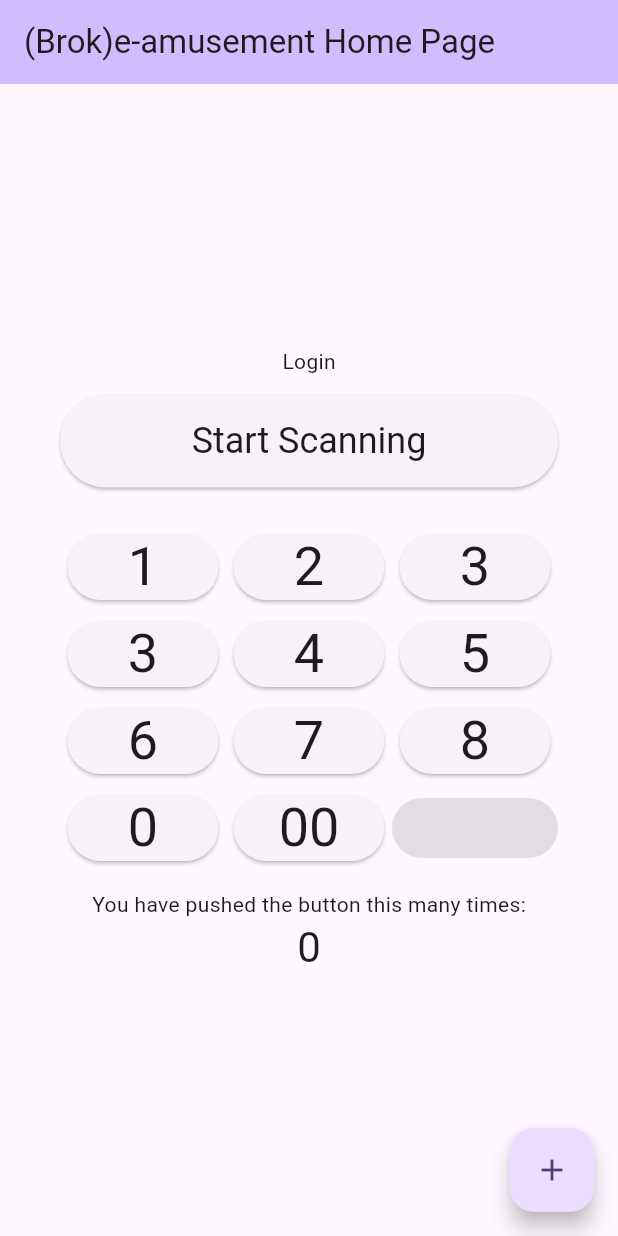
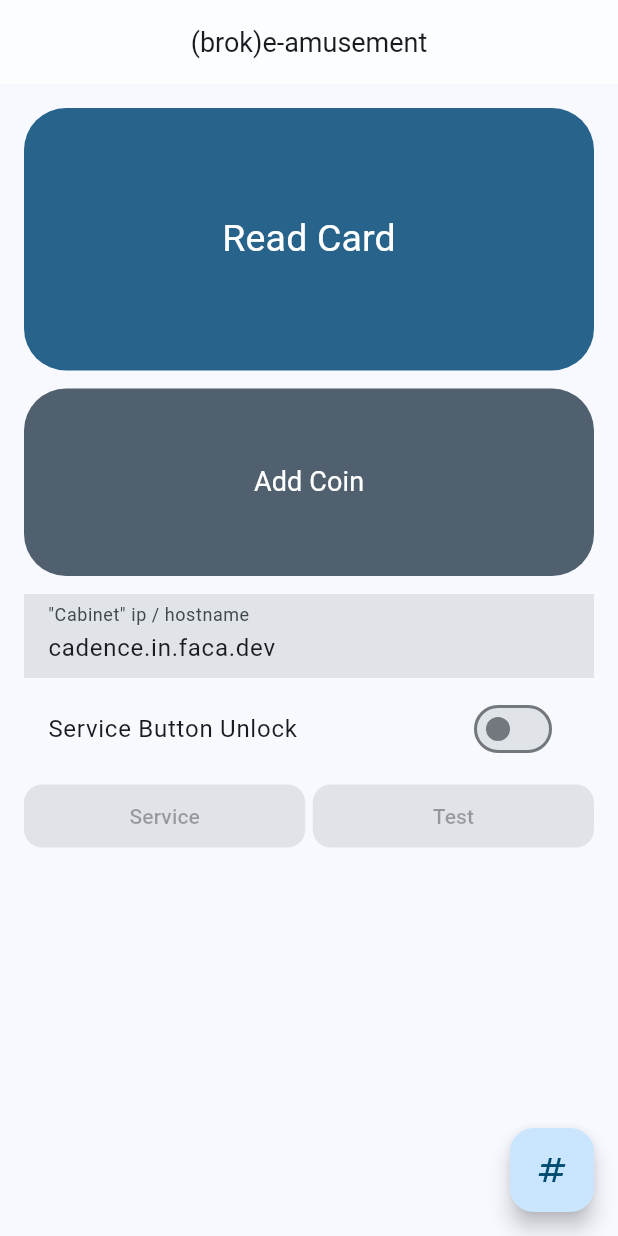
Before and after one commit to surepy/broke-amusement, a Flutter app: the screen it shows after launch, on a phone screen of 412 x 824 dp. Run offline on Flutter 3.47's test engine with Material 3 defaults, Android fonts, the phone set to English and light mode, and no system bars; missing offline and left inert: flutter_nfc_kit.

Commit message:
implement basic design

```diff
--- a/lib/home_page.dart
+++ b/lib/home_page.dart
@@ -1,7 +1,7 @@
 import 'dart:convert';
 import 'dart:typed_data';
-
 import 'package:flutter/material.dart';
+import 'package:flutter/services.dart';
 import 'package:flutter_nfc_kit/flutter_nfc_kit.dart';
 
 class MyHomePage extends StatefulWidget {
@@ -22,20 +22,94 @@ class MyHomePage extends StatefulWidget {
 }
 
 class _MyHomePageState extends State<MyHomePage> {
-  int _counter = 0;
+  final TextEditingController _hostnamecontroller = TextEditingController(
+    text: "cadence.in.faca.dev",
+  );
 
-  void _incrementCounter() {
-    setState(() {
-      // This call to setState tells the Flutter framework that something has
-      // changed in this State, which causes it to rerun the build method below
-      // so that the display can reflect the updated values. If we changed
-      // _counter without calling setState(), then the build method would not be
-      // called again, and so nothing would appear to happen.
-      _counter++;
-    });
+  void _openNumpad() {}
+
+  @override
+  Widget build(BuildContext context) {
+    // This method is rerun every time setState is called, for instance as done
+    // by the _incrementCounter method above.
+    //
+    // The Flutter framework has been optimized to make rerunning build methods
+    // fast, so that you can just rebuild anything that needs updating rather
+    // than having to individually change instances of widgets.
+    return Scaffold(
+      appBar: AppBar(
+        // TRY THIS: Try changing the color here to a specific color (to
+        // Colors.amber, perhaps?) and trigger a hot reload to see the AppBar
+        // change color while the other colors stay the same.
+        backgroundColor: Colors.white60,
+        // Here we take the value from the MyHomePage object that was created by
+        // the App.build method, and use it to set our appbar title.
+        title: Text(
+          widget.title,
+          style: TextStyle(
+            fontWeight: FontWeight.w400,
+            fontSize: 18.0, // Adjust the font size here
+          ),
+        ),
+        centerTitle: true,
+      ),
+      body: Center(
+        child: Column(
+          mainAxisAlignment: MainAxisAlignment.start,
+          children: <Widget>[
+            Expanded(
+              child: Container(
+                width: double.infinity,
+                padding: EdgeInsets.all(16),
+                child: ListView(
+                  children: [
+                    // read card button
+                    Padding(
+                      padding: EdgeInsetsGeometry.only(bottom: 12),
+                      child: ReadCardButton(),
+                    ),
+                    // Coin
+                    Padding(
+                      padding: const EdgeInsets.only(bottom: 12),
+                      child: AddCoinButton(),
+                    ),
+                    // Hostname
+                    Padding(
+                      padding: const EdgeInsets.only(bottom: 6),
+                      child: TextField(
+                        controller: _hostnamecontroller,
+                        maxLines: 1,
+                        decoration: InputDecoration(
+                          enabledBorder: InputBorder.none,
+                          filled: true,
+                          border: null,
+                          labelText: '"Cabinet" ip / hostname',
+                        ),
+                      ),
+                    ),
+                    Padding(
+                      padding: const EdgeInsets.only(bottom: 64),
+                      child: ServiceArea(),
+                    ),
+                  ],
+                ),
+              ),
+            ),
+          ],
+        ),
+      ),
+      floatingActionButton: FloatingActionButton(
+        onPressed: _openNumpad,
+        tooltip: 'Numpad',
+        child: const Icon(Icons.numbers),
+      ), // This trailing comma makes auto-formatting nicer for build methods.
+    );
+  }
 }
 
-  // temp function so i can figure out cardscan
+class ReadCardButton extends StatelessWidget {
+  const ReadCardButton({super.key});
+
   void cardscan() async {
     var availability = await FlutterNfcKit.nfcAvailability;
     if (availability != NFCAvailability.available) {
@@ -46,10 +120,7 @@ class _MyHomePageState extends State<MyHomePage> {
     print("card scan start");
 
     try {
-      var tag = await FlutterNfcKit.poll(
-        readIso18092: true,
-        timeout: Duration(seconds: 20)
-      );
+      var tag = await FlutterNfcKit.poll(readIso18092: true);
 
       print(jsonEncode(tag));
 
@@ -70,8 +141,7 @@ class _MyHomePageState extends State<MyHomePage> {
       }
     } catch (e) {
       //
-    }
-    finally {
+    } finally {
       // Call finish() only once
       await FlutterNfcKit.finish();
     }
@@ -79,79 +149,162 @@ class _MyHomePageState extends State<MyHomePage> {
 
   @override
   Widget build(BuildContext context) {
-    // This method is rerun every time setState is called, for instance as done
-    // by the _incrementCounter method above.
-    //
-    // The Flutter framework has been optimized to make rerunning build methods
-    // fast, so that you can just rebuild anything that needs updating rather
-    // than having to individually change instances of widgets.
-    return Scaffold(
-      appBar: AppBar(
-        // TRY THIS: Try changing the color here to a specific color (to
-        // Colors.amber, perhaps?) and trigger a hot reload to see the AppBar
-        // change color while the other colors stay the same.
-        backgroundColor: Theme.of(context).colorScheme.inversePrimary,
-        // Here we take the value from the MyHomePage object that was created by
-        // the App.build method, and use it to set our appbar title.
-        title: Text(widget.title),
+    return TextButton(
+      style: TextButton.styleFrom(
+        shape: RoundedRectangleBorder(
+          borderRadius: BorderRadiusGeometry.circular(28),
         ),
-      body: Center(
-        // Center is a layout widget. It takes a single child and positions it
-        // in the middle of the parent.
-        child: Column(
-          // Column is also a layout widget. It takes a list of children and
-          // arranges them vertically. By default, it sizes itself to fit its
-          // children horizontally, and tries to be as tall as its parent.
-          //
-          // Column has various properties to control how it sizes itself and
-          // how it positions its children. Here we use mainAxisAlignment to
-          // center the children vertically; the main axis here is the vertical
-          // axis because Columns are vertical (the cross axis would be
-          // horizontal).
-          //
-          // TRY THIS: Invoke "debug painting" (choose the "Toggle Debug Paint"
-          // action in the IDE, or press "p" in the console), to see the
-          // wireframe for each widget.
-          mainAxisAlignment: MainAxisAlignment.center,
+        backgroundColor: Theme.of(context).colorScheme.primary,
+        // fromHeight use double.infinity as width and 40 is the height
+        minimumSize: Size.fromHeight(175),
+      ),
+      onPressed: cardscan,
+      child: Text(
+        "Read Card",
+        style: TextStyle(
+          fontWeight: FontWeight.w400,
+          fontSize: 25,
+          color: Colors.white
+        ),
+      ),
+    );
+  }
+}
 
-          children: <Widget>[
-            const Text('Login'),
+class AddCoinButton extends StatelessWidget {
+  const AddCoinButton({super.key});
 
+  void addcoin() async {}
+
+  @override
+  Widget build(BuildContext context) {
+    return TextButton(
+      style: TextButton.styleFrom(
+        shape: RoundedRectangleBorder(
+          borderRadius: BorderRadiusGeometry.circular(28),
+        ),
+        backgroundColor: Theme.of(context).colorScheme.secondary,
+        // fromHeight use double.infinity as width and 40 is the height
+        minimumSize: Size.fromHeight(125),
+      ),
+      onPressed: addcoin,
+      child: Text(
+        "Add Coin",
+        style: TextStyle(
+          fontWeight: FontWeight.w400,
+          fontSize: 18,
+          color: Colors.white
+        ),
+      ),
+    );
+  }
+}
+
+class ServiceArea extends StatefulWidget {
+  const ServiceArea({super.key});
+
+  @override
+  State<StatefulWidget> createState() => _ServiceAreaState();
+}
+
+class _ServiceAreaState extends State<ServiceArea> {
+  bool _unlocked = false;
+
+  @override
+  Widget build(BuildContext context) {
+    return Column(
+      children: [
         Padding(
-              padding: EdgeInsets.symmetric(horizontal: 40, vertical: 12),
-              child: ElevatedButton(
-                onPressed: cardscan,
-                style: ElevatedButton.styleFrom(
-                  // fromHeight use double.infinity as width and 40 is the height
-                  minimumSize: Size.fromHeight(40),
-                ),
-                child: Container(
-                  padding: EdgeInsets.all(15),
-                  child: Text(
-                    'Start Scanning',
-                    style: Theme.of(context).textTheme.headlineSmall,
+          padding: const EdgeInsets.only(bottom: 6),
+          child: SizedBox(
+            width: double.infinity,
+            child: SwitchListTile(
+              title: const Text('Service Button Unlock'),
+              value: _unlocked,
+              onChanged: (bool value) {
+                setState(() {
+                  _unlocked = value;
+                });
+              },
             ),
           ),
         ),
+        ServiceButtons(unlocked: _unlocked),
+      ],
+    );
+  }
+}
+
+class ServiceButtons extends StatefulWidget {
+  const ServiceButtons({super.key, required this.unlocked});
+
+  final bool unlocked;
+
+  @override
+  State<StatefulWidget> createState() => _ServiceButtonsState();
+}
+
+class _ServiceButtonsState extends State<ServiceButtons> {
+  void serviceButton() async {}
+
+  void testButton() async {}
+
+  @override
+  Widget build(BuildContext context) {
+    return Row(
+      spacing: 5,
+      children: [
+        Expanded(
+          child: TextButton(
+            style: TextButton.styleFrom(
+              shape: RoundedRectangleBorder(
+                borderRadius: BorderRadiusGeometry.circular(12),
               ),
-
-            Padding(
-              padding: EdgeInsets.symmetric(horizontal: 40, vertical: 12),
-              child: KeypadWidget(),
+              backgroundColor:
+                  Theme.of(context).colorScheme.surfaceContainerHighest,
+              minimumSize: Size.fromHeight(42),
             ),
-            const Text('You have pushed the button this many times:'),
-            Text(
-              '$_counter',
-              style: Theme.of(context).textTheme.headlineMedium,
+            onPressed: widget.unlocked ? serviceButton : null,
+            child: Text("Service"),
+          ),
+        ),
+        Expanded(
+          child: TextButton(
+            style: TextButton.styleFrom(
+              shape: RoundedRectangleBorder(
+                borderRadius: BorderRadiusGeometry.circular(12),
+              ),
+              backgroundColor:
+                  Theme.of(context).colorScheme.surfaceContainerHighest,
+              minimumSize: Size.fromHeight(42),
+            ),
+            onPressed: widget.unlocked ? testButton : null,
+            child: Text("Test"),
+          ),
         ),
       ],
+    );
+  }
+}
+
+class KeypadButton extends StatelessWidget {
+  const KeypadButton({super.key, required this.numKey});
+
+  final String numKey;
+
+  @override
+  Widget build(BuildContext context) {
+    return Padding(
+      padding: EdgeInsets.symmetric(horizontal: 5, vertical: 5),
+      child: ElevatedButton(
+        onPressed: () async {},
+        child: Text(
+          style: Theme.of(context).textTheme.displaySmall,
+          numKey,
+          overflow: TextOverflow.fade,
+          softWrap: false,
         ),
       ),
-      floatingActionButton: FloatingActionButton(
-        onPressed: _incrementCounter,
-        tooltip: 'Increment',
-        child: const Icon(Icons.add),
-      ), // This trailing comma makes auto-formatting nicer for build methods.
     );
   }
 }
@@ -198,25 +351,3 @@ class KeypadWidget extends StatelessWidget {
     );
   }
 }
-
-class KeypadButton extends StatelessWidget {
-  const KeypadButton({super.key, required this.numKey});
-
-  final String numKey;
-
-  @override
-  Widget build(BuildContext context) {
-    return Padding(
-      padding: EdgeInsets.symmetric(horizontal: 5, vertical: 5),
-      child: ElevatedButton(
-        onPressed: () async {},
-        child: Text(
-          style: Theme.of(context).textTheme.displaySmall,
-          numKey,
-          overflow: TextOverflow.fade,
-          softWrap: false,
-        ),
-      ),
-    );
-  }
-}
--- a/lib/main.dart
+++ b/lib/main.dart
@@ -29,9 +29,9 @@ class BrokeAmusementApp extends StatelessWidget {
         //
         // This works for code too, not just values: Most code changes can be
         // tested with just a hot reload.
-        colorScheme: ColorScheme.fromSeed(seedColor: Colors.deepPurple),
+        colorScheme: ColorScheme.fromSeed(seedColor: Colors.lightBlue),
       ),
-      home: const MyHomePage(title: '(Brok)e-amusement Home Page'),
+      home: const MyHomePage(title: '(brok)e-amusement'),
     );
   }
 }
```
Lines whose indentation alone changed are shown as unchanged.
